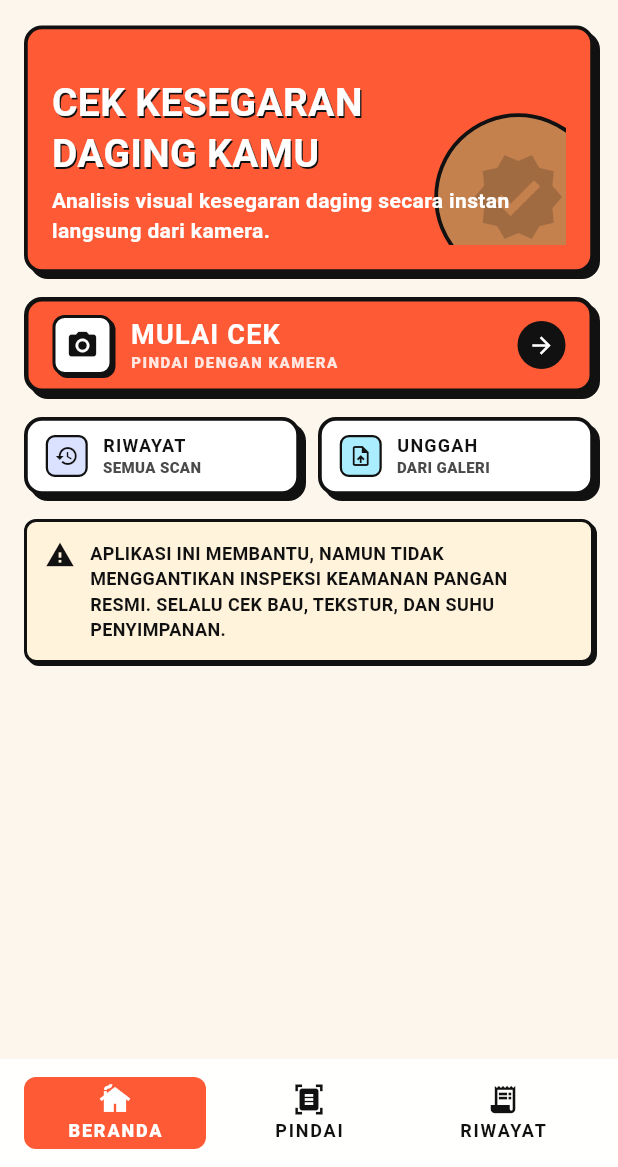
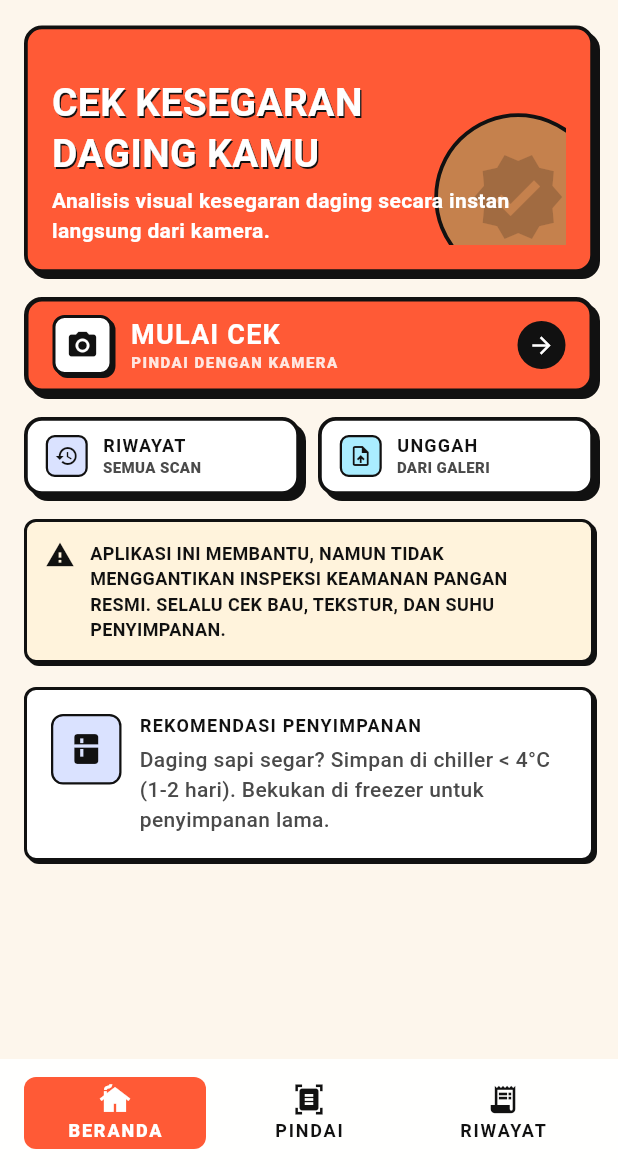
Before and after one commit to ezreals-ares/PBL_Meat_Freshness, a Flutter app: the screen it shows after launch, on a phone screen of 412 x 824 dp, the part 69-1236 px from its top. Run offline on Flutter 3.47's test engine with Material 3 defaults, Android fonts, the phone set to English and light mode, and no system bars; our stand-ins replace image_picker, sqflite; accounts and stored records are empty; Roboto replaces fonts that are missing (PlusJakartaSans, SpaceGrotesk).

Commit message:
Menambahkan Rekomendasi Penyimpanan

```diff
--- a/lib/presentation/home/home_screen.dart
+++ b/lib/presentation/home/home_screen.dart
@@ -30,6 +30,8 @@ class HomeScreen extends StatelessWidget {
                     _buildQuickActions(),
                     const SizedBox(height: AppSpacing.md),
                     _buildSafetyDisclaimer(),
+                    const SizedBox(height: AppSpacing.md),
+                    _buildStorageRecommendation(),
                   ],
                 ),
               ),
@@ -292,6 +294,48 @@ class HomeScreen extends StatelessWidget {
   }
 }
 
+// ─── REKOMENDASI PENYIMPANAN ──────────────────────────────────
+  Widget _buildStorageRecommendation() {
+    return Container(
+      padding: const EdgeInsets.all(16),
+      decoration: BoxDecoration(
+        color: AppColors.bgSurface,
+        borderRadius: BorderRadius.circular(AppRadius.md),
+        border: Border.all(color: AppColors.borderDefault, width: 2),
+        boxShadow: [AppShadows.hardSmall()],
+      ),
+      child: Row(
+        crossAxisAlignment: CrossAxisAlignment.start,
+        children: [
+          Container(
+            padding: const EdgeInsets.all(10),
+            decoration: BoxDecoration(
+              color: AppColors.secondaryFixed,
+              borderRadius: BorderRadius.circular(AppRadius.md),
+              border: Border.all(color: AppColors.borderDefault, width: 1.5),
+            ),
+            child: const Icon(Icons.kitchen, color: AppColors.textPrimary, size: 24),
+          ),
+          const SizedBox(width: 12),
+          Expanded(
+            child: Column(
+              crossAxisAlignment: CrossAxisAlignment.start,
+              children: [
+                Text('REKOMENDASI PENYIMPANAN',
+                    style: AppTextStyles.labelMd.copyWith(letterSpacing: 0.8)),
+                const SizedBox(height: 4),
+                Text(
+                  'Daging sapi segar? Simpan di chiller < 4°C (1-2 hari). Bekukan di freezer untuk penyimpanan lama.',
+                  style: AppTextStyles.bodySm.copyWith(color: AppColors.textSecondary, height: 1.4),
+                ),
+              ],
+            ),
+          ),
+        ],
+      ),
+    );
+  }
+
 // ─── PRESSABLE CARD HELPER ──────────────────────────────────
 class _PressableCard extends StatefulWidget {
   final Color color;
```
